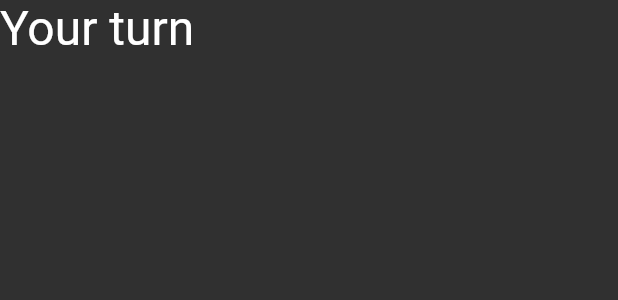
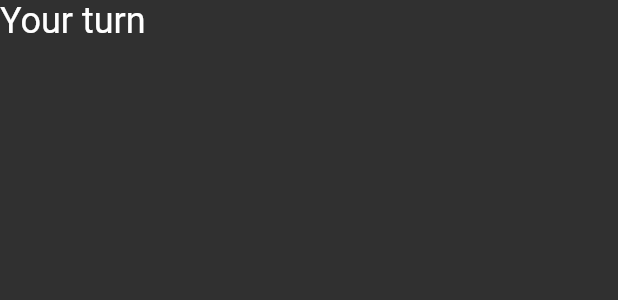
Before and after one commit to PScottZero/EnPassant, a Flutter app: the GameStatus widget shown alone on an empty page, opened directly, on a phone screen of 412 x 824 dp. Shown: the top 300 px of the screen. Run offline on Flutter 3.47's test engine with Material 2 defaults, Android fonts, the phone set to English and light mode, and no system bars; our stand-ins replace shared_preferences; missing offline and left inert: flame; accounts and stored records are empty; statements that could not run were skipped.

Commit message:
ai threading pain

```diff
--- a/lib/logic/ai_move_calculation.dart
+++ b/lib/logic/ai_move_calculation.dart
@@ -3,10 +3,9 @@ import 'dart:math';
 import 'package:en_passant/views/components/main_menu_view/piece_color_picker.dart';
 
 import 'chess_board.dart';
-import 'move.dart';
 import 'move_calculation.dart';
 import 'shared_functions.dart';
-import 'tile.dart';
+import 'move_classes.dart';
 
 const INITIAL_ALPHA = -10000;
 const INITIAL_BETA = 10000;
@@ -18,7 +17,7 @@ class AIMoveCalculation {
   static Future<Move> move({PlayerID aiPlayer, int aiDifficulty, ChessBoard board}) async {
     AIMoveCalculation.aiPlayer = aiPlayer;
     AIMoveCalculation.aiDifficulty = aiDifficulty;
-    return await minMaxStart(aiPlayer: aiPlayer, board: board);
+    return minMaxStart(aiPlayer: aiPlayer, board: board);
   }
 
   static Future<Move> minMaxStart({PlayerID aiPlayer, ChessBoard board}) async {
--- a/lib/logic/chess_board.dart
+++ b/lib/logic/chess_board.dart
@@ -1,9 +1,9 @@
-import 'package:en_passant/logic/tile.dart';
 import 'package:en_passant/views/components/main_menu_view/piece_color_picker.dart';
 import 'package:flutter/cupertino.dart';
 import 'package:flutter/material.dart';
 
 import 'chess_piece.dart';
+import 'move_classes.dart';
 
 const KING_ROW_PIECES = [
   ChessPieceType.rook,
--- a/lib/logic/chess_game.dart
+++ b/lib/logic/chess_game.dart
@@ -3,7 +3,6 @@ import 'dart:ui';
 import 'package:en_passant/logic/ai_move_calculation.dart';
 import 'package:en_passant/logic/move_calculation.dart';
 import 'package:en_passant/logic/shared_functions.dart';
-import 'package:en_passant/logic/tile.dart';
 import 'package:en_passant/settings/game_settings.dart';
 import 'package:flame/game/game.dart';
 import 'package:flame/gestures.dart';
@@ -11,6 +10,7 @@ import 'package:flutter/cupertino.dart';
 
 import 'chess_board.dart';
 import 'chess_piece.dart';
+import 'move_classes.dart';
 
 class ChessGame extends Game with TapDetector, ChangeNotifier {
   double width;
--- a/lib/logic/chess_piece.dart
+++ b/lib/logic/chess_piece.dart
@@ -1,7 +1,8 @@
-import 'package:en_passant/logic/tile.dart';
 import 'package:en_passant/views/components/main_menu_view/piece_color_picker.dart';
 import 'package:flame/sprite.dart';
 import 'package:flutter/cupertino.dart';
+
+import 'move_classes.dart';
 
 enum ChessPieceType { pawn, rook, knight, bishop, king, queen }
 
--- a/lib/logic/move_calculation.dart
+++ b/lib/logic/move_calculation.dart
@@ -3,7 +3,7 @@
 
 import 'chess_piece.dart';
 import 'shared_functions.dart';
-import 'tile.dart';
+import 'move_classes.dart';
 
 class MoveCalculation {
   static List<Tile> movesFor({ChessPiece piece, ChessBoard board, bool skipSafetyCheck = false}) {
--- a/lib/logic/shared_functions.dart
+++ b/lib/logic/shared_functions.dart
@@ -1,6 +1,6 @@
 import 'package:en_passant/views/components/main_menu_view/piece_color_picker.dart';
 
-import 'tile.dart';
+import 'move_classes.dart';
 
 class SharedFunctions {
   static bool tileInBounds(Tile tile) {
--- a/lib/views/components/chess_view/game_status.dart
+++ b/lib/views/components/chess_view/game_status.dart
@@ -10,7 +10,7 @@ class GameStatus extends StatelessWidget {
     return Consumer<GameSettings>(
       builder: (context, gameSettings, child) => Container(
         height: 60,
-        child: Text(getStatus(gameSettings), style: TextStyle(fontSize: 32))
+        child: Text(getStatus(gameSettings), style: TextStyle(fontSize: 24))
       )
     );
   }
--- a/lib/views/components/main_menu_view/ai_difficulty_picker.dart
+++ b/lib/views/components/main_menu_view/ai_difficulty_picker.dart
@@ -4,7 +4,7 @@ import 'package:flutter/cupertino.dart';
 class AIDifficultyPicker extends StatelessWidget {
   Map<int, Text> get difficultyOptions {
     var options = Map<int, Text>();
-    for (int index = 1; index <= 5; index++) {
+    for (int index = 1; index <= 4; index++) {
       options.putIfAbsent(index, () => Text('$index'));
     }
     return options;
```
Also changed, not shown: lib/logic/move.dart (deleted, +0 -13 lines), lib/logic/move_classes.dart (renamed from lib/logic/tile.dart, +12 -0 lines).
